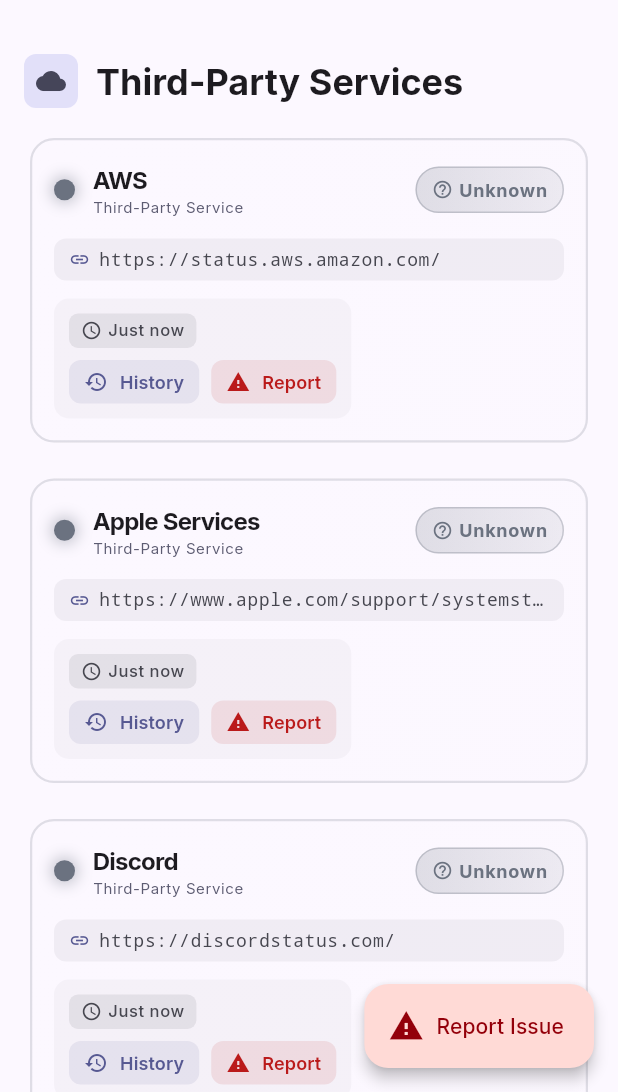
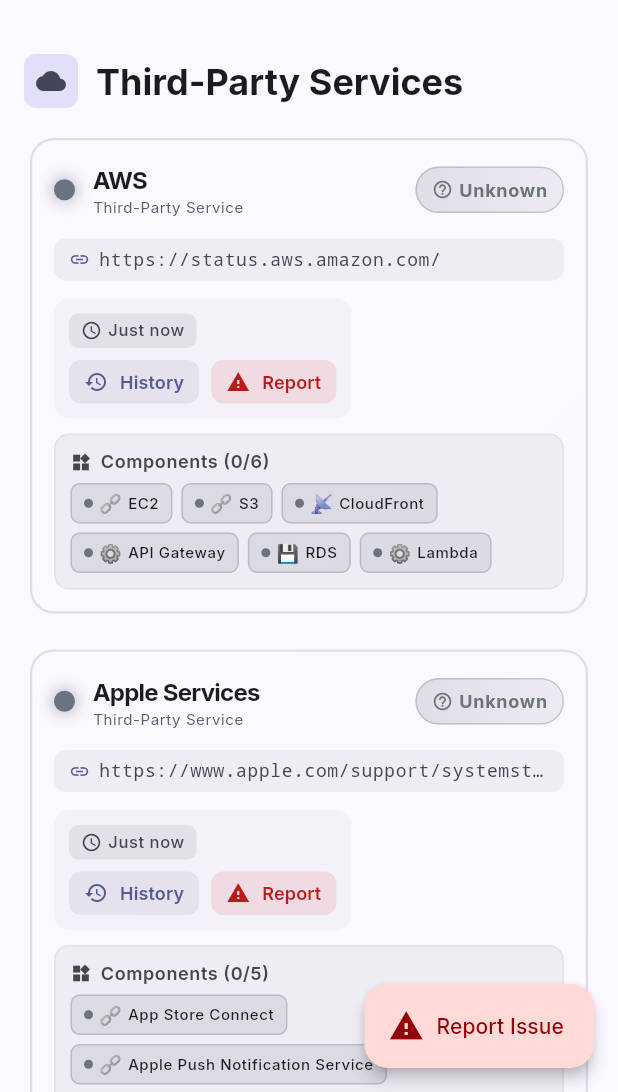
Before and after one commit to jrftw/Infinitum_Down_Detector, a Flutter app: the screen it shows after launch, scrolled down 2304 dp, on a phone screen of 412 x 824 dp, the part 144-1236 px from its top. Run offline on Flutter 3.47's test engine with Material 3 defaults, Android fonts, the phone set to English and light mode, and no system bars; our stand-ins replace cloud_firestore, dio, firebase_auth, firebase_core, fl_chart, google_fonts and 1 more; accounts and stored records are empty; generated files the repository leaves out were written again.

Commit message:
Upgrade to version 1.0.1 (Build 1) - Comprehensive audit and enhancements
- Added comprehensive component monitoring for AWS, Apple, Discord, TikTok
- Implemented triple-check validation to prevent false positives
- Enhanced Firebase Auth monitoring with functional health checks
- Added backend-driven health checks via Cloud Functions
- Improved status parsing logic with retry and exponential backoff
- Fixed all analyzer warnings and code quality issues
- Enhanced responsive UI for all screen sizes
- Updated comprehensive documentation in README
- Deployed to Firebase Hosting and Cloud Functions

```diff
--- a/lib/core/config.dart
+++ b/lib/core/config.dart
@@ -209,10 +209,22 @@ class ServiceComponentDefinitions {
             type: ComponentType.auth,
           ),
           ServiceComponent.initial(
+            id: 'firebase-cloud-firestore',
+            name: 'Cloud Firestore',
+            url: 'https://status.firebase.google.com/',
+            type: ComponentType.database,
+          ),
+          ServiceComponent.initial(
             id: 'firebase-cloud-messaging',
             name: 'Cloud Messaging',
             url: 'https://status.firebase.google.com/',
             type: ComponentType.other,
+          ),
+          ServiceComponent.initial(
+            id: 'firebase-cloud-functions',
+            name: 'Cloud Functions',
+            url: 'https://status.firebase.google.com/',
+            type: ComponentType.api,
           ),
           ServiceComponent.initial(
             id: 'firebase-console',
@@ -243,6 +255,136 @@ class ServiceComponentDefinitions {
             name: 'Realtime Database',
             url: 'https://status.firebase.google.com/',
             type: ComponentType.database,
+          ),
+          ServiceComponent.initial(
+            id: 'firebase-storage',
+            name: 'Storage',
+            url: 'https://status.firebase.google.com/',
+            type: ComponentType.other,
+          ),
+        ];
+
+      case 'aws':
+        return [
+          ServiceComponent.initial(
+            id: 'aws-ec2',
+            name: 'EC2',
+            url: 'https://status.aws.amazon.com/',
+            type: ComponentType.other,
+          ),
+          ServiceComponent.initial(
+            id: 'aws-s3',
+            name: 'S3',
+            url: 'https://status.aws.amazon.com/',
+            type: ComponentType.other,
+          ),
+          ServiceComponent.initial(
+            id: 'aws-cloudfront',
+            name: 'CloudFront',
+            url: 'https://status.aws.amazon.com/',
+            type: ComponentType.cdn,
+          ),
+          ServiceComponent.initial(
+            id: 'aws-api-gateway',
+            name: 'API Gateway',
+            url: 'https://status.aws.amazon.com/',
+            type: ComponentType.api,
+          ),
+          ServiceComponent.initial(
+            id: 'aws-rds',
+            name: 'RDS',
+            url: 'https://status.aws.amazon.com/',
+            type: ComponentType.database,
+          ),
+          ServiceComponent.initial(
+            id: 'aws-lambda',
+            name: 'Lambda',
+            url: 'https://status.aws.amazon.com/',
+            type: ComponentType.api,
+          ),
+        ];
+
+      case 'apple':
+        return [
+          ServiceComponent.initial(
+            id: 'apple-app-store-connect',
+            name: 'App Store Connect',
+            url: 'https://www.apple.com/support/systemstatus/',
+            type: ComponentType.other,
+          ),
+          ServiceComponent.initial(
+            id: 'apple-apns',
+            name: 'Apple Push Notification Service',
+            url: 'https://www.apple.com/support/systemstatus/',
+            type: ComponentType.other,
+          ),
+          ServiceComponent.initial(
+            id: 'apple-sign-in',
+            name: 'Sign in with Apple',
+            url: 'https://www.apple.com/support/systemstatus/',
+            type: ComponentType.auth,
+          ),
+          ServiceComponent.initial(
+            id: 'apple-testflight',
+            name: 'TestFlight',
+            url: 'https://www.apple.com/support/systemstatus/',
+            type: ComponentType.other,
+          ),
+          ServiceComponent.initial(
+            id: 'apple-icloud',
+            name: 'iCloud',
+            url: 'https://www.apple.com/support/systemstatus/',
+            type: ComponentType.other,
+          ),
+        ];
+
+      case 'discord':
+        return [
+          ServiceComponent.initial(
+            id: 'discord-api',
+            name: 'API',
+            url: 'https://discordstatus.com/',
+            type: ComponentType.api,
+          ),
+          ServiceComponent.initial(
+            id: 'discord-gateway',
+            name: 'Gateway',
+            url: 'https://discordstatus.com/',
+            type: ComponentType.other,
+          ),
+          ServiceComponent.initial(
+            id: 'discord-media-proxy',
+            name: 'Media Proxy',
+            url: 'https://discordstatus.com/',
+            type: ComponentType.cdn,
+          ),
+          ServiceComponent.initial(
+            id: 'discord-voice',
+            name: 'Voice',
+            url: 'https://discordstatus.com/',
+            type: ComponentType.other,
+          ),
+        ];
+
+      case 'tiktok':
+        return [
+          ServiceComponent.initial(
+            id: 'tiktok-api',
+            name: 'API',
+            url: 'https://www.tiktok.com/',
+            type: ComponentType.api,
+          ),
+          ServiceComponent.initial(
+            id: 'tiktok-live',
+            name: 'LIVE',
+            url: 'https://www.tiktok.com/',
+            type: ComponentType.other,
+          ),
+          ServiceComponent.initial(
+            id: 'tiktok-cdn',
+            name: 'CDN',
+            url: 'https://www.tiktok.com/',
+            type: ComponentType.cdn,
           ),
         ];
 
--- a/lib/providers/service_status_provider.dart
+++ b/lib/providers/service_status_provider.dart
@@ -150,6 +150,11 @@ class ServiceStatusProvider with ChangeNotifier {
     }
   }
 
+  // MARK: - Cache Save (Currently Unused - Health checks are server-side)
+  // This method is kept for potential future use but is currently unused
+  // since health checks are performed server-side by Cloud Functions
+  // Uncomment and use if client-side caching is needed in the future
+  /*
   /// Saves service statuses to cache
   /// Returns void
   Future<void> _saveToCache() async {
@@ -162,6 +167,7 @@ class ServiceStatusProvider with ChangeNotifier {
       Logger.logError('Error saving to cache', 'service_status_provider.dart', '_saveToCache', e);
     }
   }
+  */
 
   // MARK: - Service Initialization
   // Creates initial service status objects for all monitored services
@@ -229,24 +235,28 @@ class ServiceStatusProvider with ChangeNotifier {
         name: 'Apple Services',
         url: 'https://www.apple.com/support/systemstatus/',
         type: ServiceType.thirdParty,
+        components: ServiceComponentDefinitions.getComponentsForService('apple'),
       ),
       ServiceStatus.initial(
         id: 'discord',
         name: 'Discord',
         url: 'https://discordstatus.com/',
         type: ServiceType.thirdParty,
+        components: ServiceComponentDefinitions.getComponentsForService('discord'),
       ),
       ServiceStatus.initial(
         id: 'tiktok',
         name: 'TikTok',
         url: 'https://www.tiktok.com/',
         type: ServiceType.thirdParty,
+        components: ServiceComponentDefinitions.getComponentsForService('tiktok'),
       ),
       ServiceStatus.initial(
         id: 'aws',
         name: 'AWS',
         url: 'https://status.aws.amazon.com/',
         type: ServiceType.thirdParty,
+        components: ServiceComponentDefinitions.getComponentsForService('aws'),
       ),
     ];
 
--- a/lib/services/third_party_status_service.dart
+++ b/lib/services/third_party_status_service.dart
@@ -194,7 +194,7 @@ class ThirdPartyStatusService {
               startTime: startTime,
             );
           }
-        } on DioException catch (e) {
+        } on DioException {
           Logger.logDebug('Primary CORS proxy failed for $name, trying fallback',
               'third_party_status_service.dart', '_checkThirdPartyService');
         }
@@ -222,7 +222,7 @@ class ThirdPartyStatusService {
                 startTime: startTime,
               );
             }
-          } on DioException catch (e) {
+          } on DioException {
             Logger.logDebug('Fallback CORS proxy failed for $name, trying direct request',
                 'third_party_status_service.dart', '_checkThirdPartyService');
           }
```
Also changed, not shown: lib/services/health_check_service.dart (+4 -4 lines), 5 other files.
